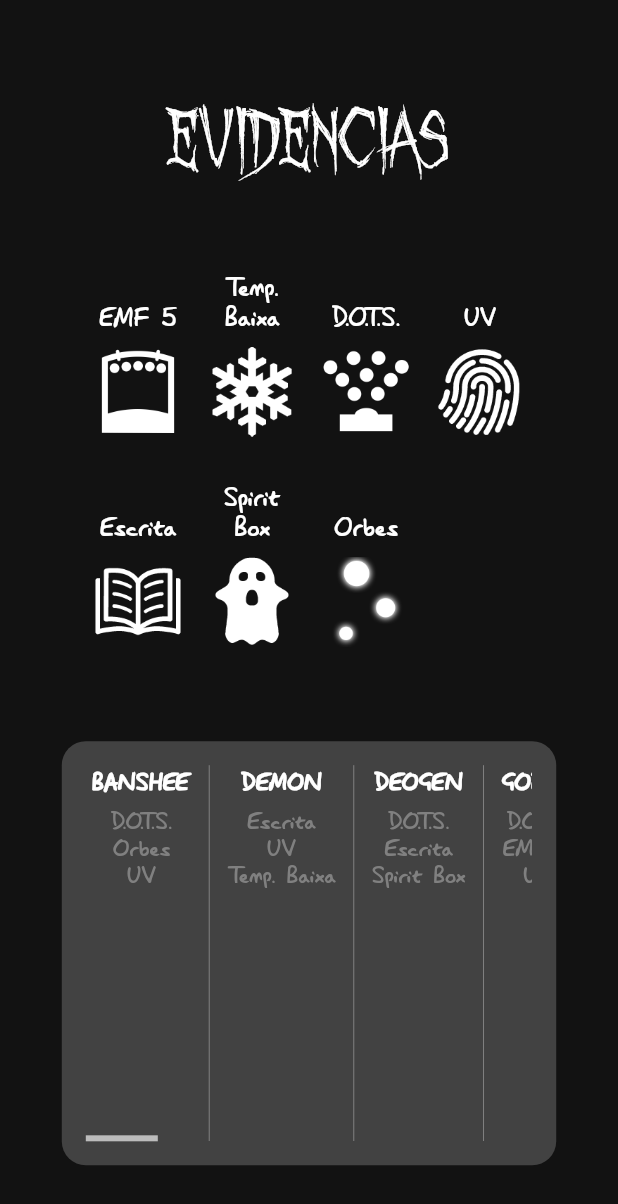
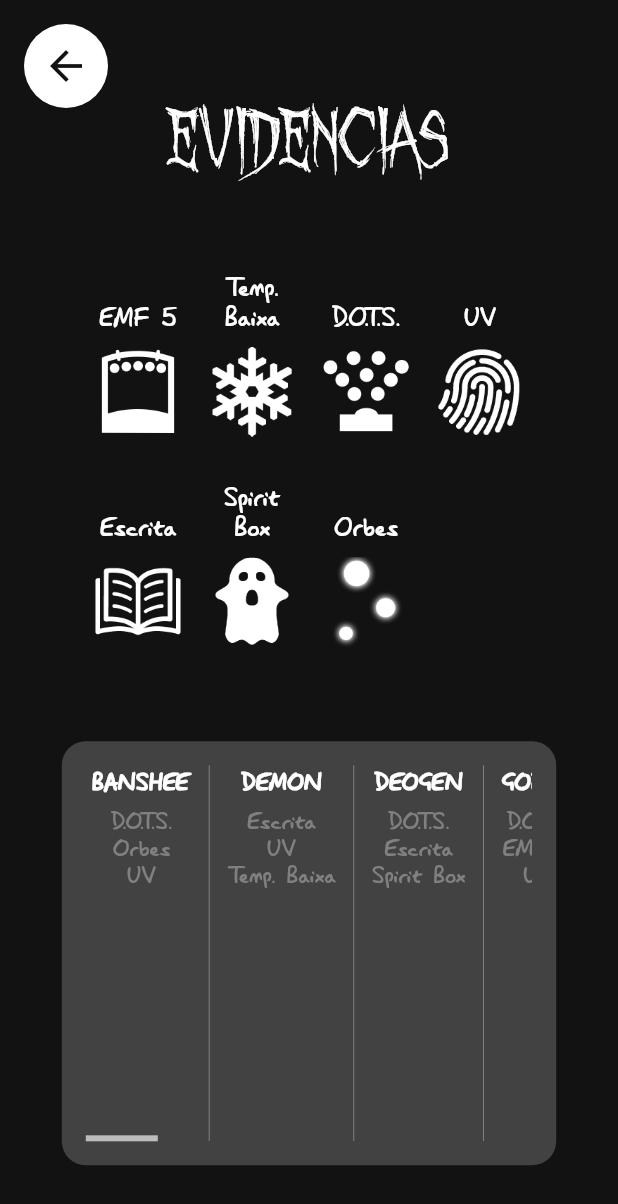
Before and after one commit to Pruzny/phasmophoguia, a Flutter app: the EvidencesPage screen opened by its route, on a phone screen of 412 x 824 dp. Shown: the top 1204 px of the screen. Run offline on Flutter 3.47's test engine with Material 2 defaults, Android fonts, the phone set to English and light mode, and no system bars; our stand-ins replace get.

Commit message:
Adicionado botão de voltar

```diff
--- /dev/null
+++ b/lib/app/core/theme/widgets/buttons/back_button_app.dart
@@ -0,0 +1,26 @@
+import 'package:flutter/material.dart';
+import 'package:get/get.dart';
+import 'package:phasmophoguia/app/core/theme/app_colors.dart';
+
+class BackButtonApp extends StatelessWidget {
+  const BackButtonApp({super.key});
+
+  @override
+  Widget build(BuildContext context) {
+    return Container(
+      padding: const EdgeInsets.only(top: 16),
+      child: FloatingActionButton(
+        onPressed: () {
+          Get.back();
+        },
+        backgroundColor: AppColors.white,
+        elevation: 0,
+        child: const Icon(
+          Icons.arrow_back,
+          color: AppColors.darkGrey,
+          size: 32,
+        ),
+      ),
+    );
+  }
+}
--- a/lib/app/pages/evidences/evidences_page.dart
+++ b/lib/app/pages/evidences/evidences_page.dart
@@ -2,6 +2,7 @@ import 'package:flutter/material.dart';
 import 'package:get/get.dart';
 
 import '../../core/theme/app_colors.dart';
+import '../../core/theme/widgets/buttons/back_button_app.dart';
 import '../../core/theme/widgets/texts/page_title.dart';
 import 'evidences_controller.dart';
 import 'widgets/evidences_panel.dart';
@@ -16,6 +17,8 @@ class EvidencesPage extends StatelessWidget {
       init: Get.find<EvidencesController>(),
       builder: (controller) {
         return Scaffold(
+          floatingActionButton: const BackButtonApp(),
+          floatingActionButtonLocation: FloatingActionButtonLocation.startTop,
           body: Container(
             color: AppColors.darkGrey,
             child: Column(
```
